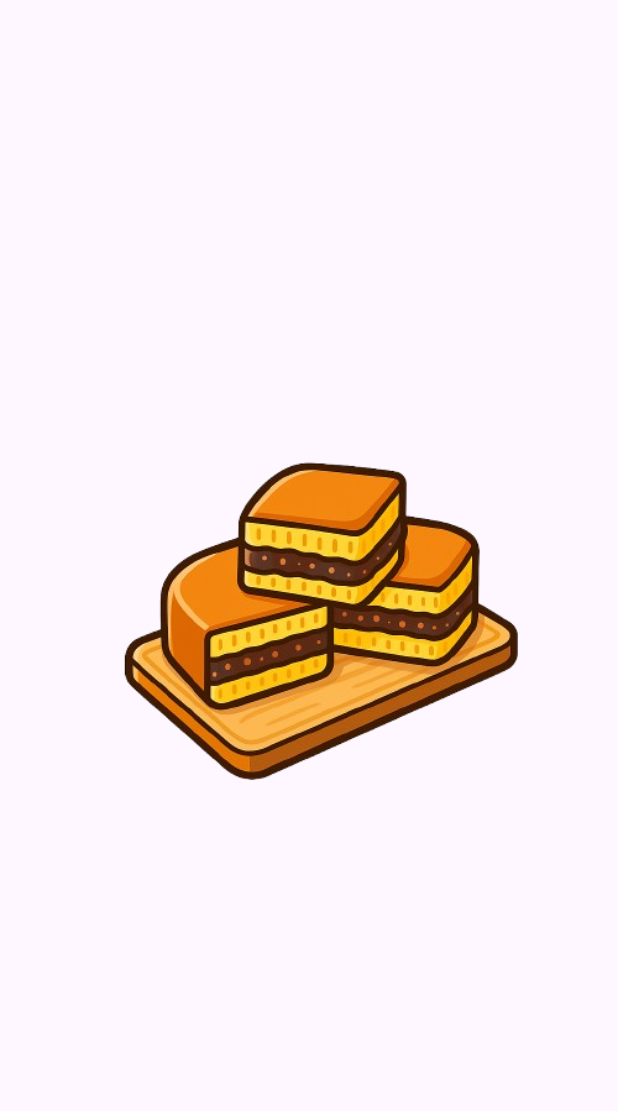
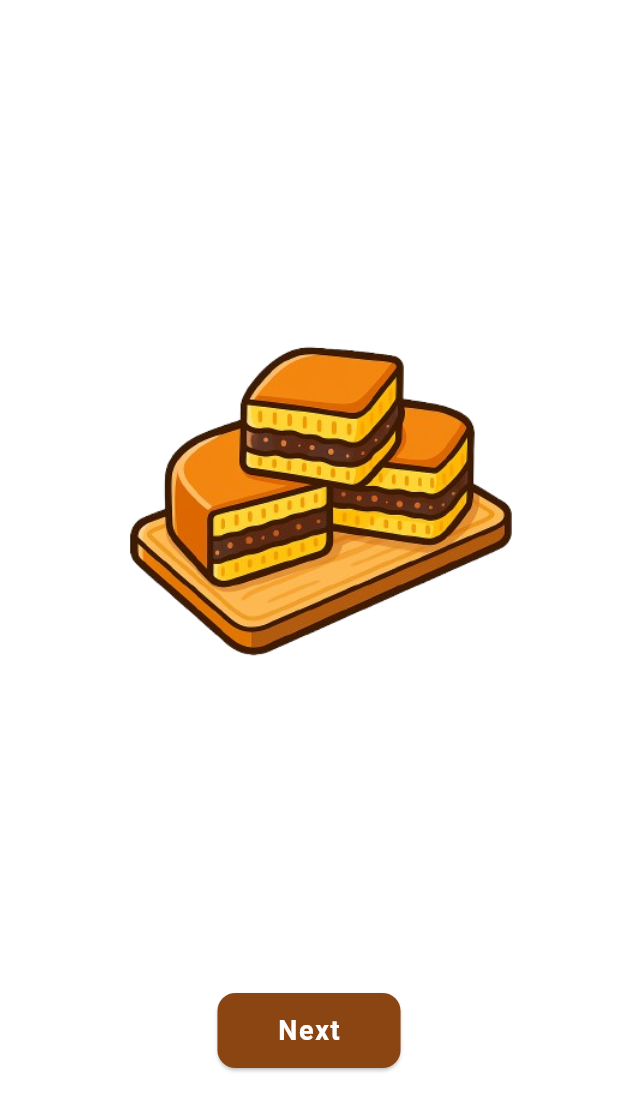
Before and after one commit to putradotid/ui_martabak, a Flutter app: the screen it shows after launch, on a phone screen of 412 x 824 dp. Shown: the top 1111 px of the screen. Run offline on Flutter 3.47's test engine with Material 3 defaults, Android fonts, the phone set to English and light mode, and no system bars.

Commit message:
revision ui splash

```diff
--- a/lib/pages/splash.dart
+++ b/lib/pages/splash.dart
@@ -6,8 +6,42 @@ class SplashPage extends StatelessWidget {
   @override
   Widget build(BuildContext context) {
     return Scaffold(
+      backgroundColor: Colors.white,
       body: Center(
-        child: Image.asset('assets/images/splash_logo.png'),
+        child: Column(
+          mainAxisSize: MainAxisSize.min,
+          children: [
+            const SizedBox(height: 20),
+            Image.asset(
+              'assets/images/splash_logo.png',
+              width: 400,
+            ),
+            const SizedBox(height: 130),
+            ElevatedButton(
+              style: ElevatedButton.styleFrom(
+                backgroundColor: const Color(0xFF8B4513),
+                padding:
+                    const EdgeInsets.symmetric(horizontal: 40, vertical: 12),
+                shape: RoundedRectangleBorder(
+                  borderRadius: BorderRadius.circular(12),
+                ),
+              ),
+              onPressed: () {
+                // Aksi ketika tombol ditekan, misalnya pindah ke halaman Home
+                // Navigator.pushReplacementNamed(context, '/home');
+              },
+              child: const Text(
+                'Next',
+                style: TextStyle(
+                  fontSize: 18,
+                  fontWeight: FontWeight.bold,
+                  color: Colors.white,
+                  letterSpacing: 1.1,
+                ),
+              ),
+            )
+          ],
+        ),
       ),
     );
   }
```
